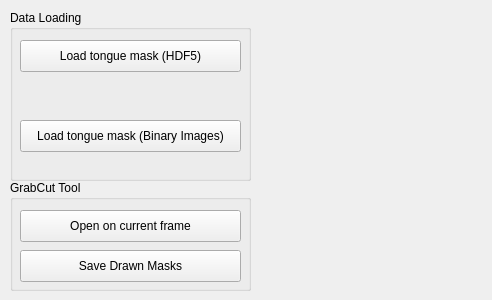
The window that src/WhiskerToolbox/Tongue_Widget/Tongue_Widget.ui (paulmthompson/WhiskerToolbox) describes before a commit, drawn with Qt 5.
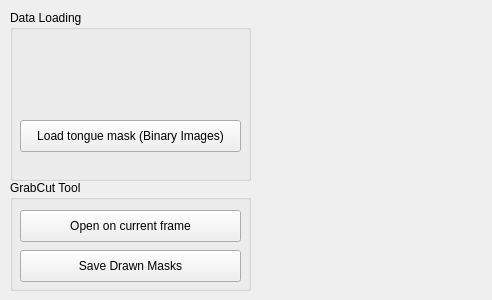
The same window after the commit.

Commit message: remove tongue hdf5 mask loading methods

What changed in the file:
```diff
--- a/src/WhiskerToolbox/Tongue_Widget/Tongue_Widget.ui
+++ b/src/WhiskerToolbox/Tongue_Widget/Tongue_Widget.ui
@@ -25,19 +25,6 @@
    <property name="title">
     <string>Data Loading</string>
    </property>
-   <widget class="QPushButton" name="load_hdf_btn">
-    <property name="geometry">
-     <rect>
-      <x>10</x>
-      <y>30</y>
-      <width>221</width>
-      <height>32</height>
-     </rect>
-    </property>
-    <property name="text">
-     <string>Load tongue mask (HDF5)</string>
-    </property>
-   </widget>
    <widget class="QPushButton" name="load_img_btn">
     <property name="geometry">
      <rect>
```
The commit also changes 2 other files.
